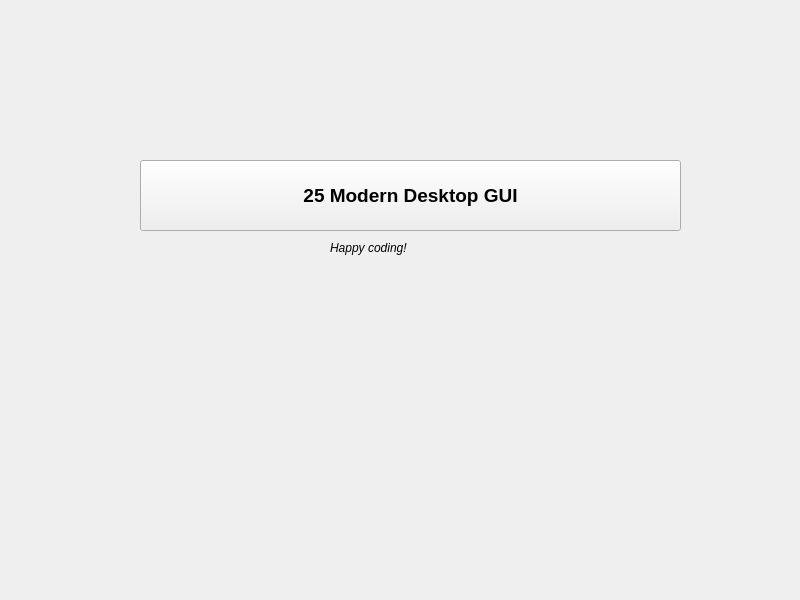
Above: designer pyside/generated-files/ui/new_QCustomQMainWindow.ui from La-Cuisine/Dungeon-Kitchen before the change. Below: the same form after it.
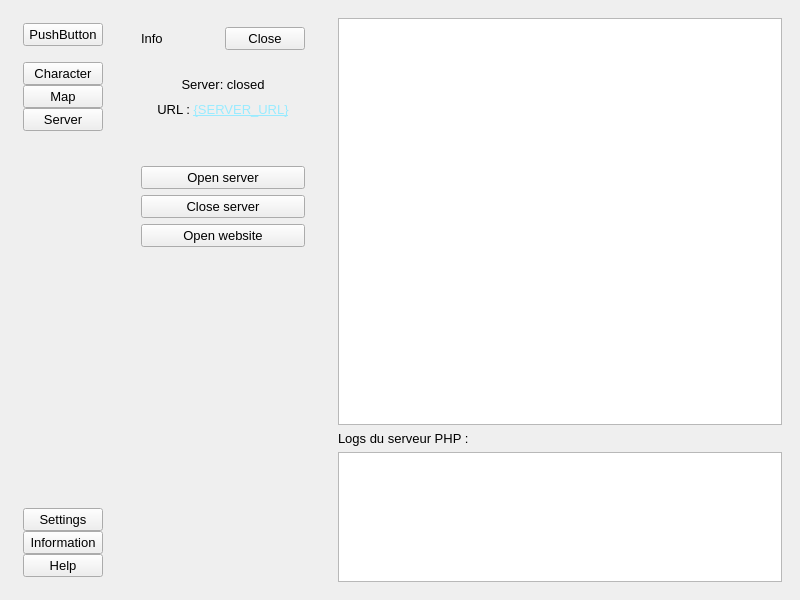
That is the form after the change. The open tabs and pages were chosen to show the change. Icons and pictures are not drawn. Custom widgets are drawn as their Qt base class.

What changed in the file:
```diff
--- a/designer pyside/generated-files/ui/new_QCustomQMainWindow.ui
+++ b/designer pyside/generated-files/ui/new_QCustomQMainWindow.ui
@@ -10,57 +10,526 @@
     <height>600</height>
    </rect>
   </property>
+  <property name="font">
+   <font>
+    <pointsize>10</pointsize>
+   </font>
+  </property>
   <property name="windowTitle">
    <string>Custom MainWindow</string>
   </property>
-  <widget class="QWidget" name="centralwidget">
-   <widget class="QPushButton" name="pushButton">
-    <property name="geometry">
-     <rect>
-      <x>140</x>
-      <y>160</y>
-      <width>541</width>
-      <height>71</height>
-     </rect>
-    </property>
-    <property name="font">
-     <font>
-      <pointsize>14</pointsize>
-      <bold>true</bold>
-     </font>
-    </property>
-    <property name="text">
-     <string>25 Modern Desktop GUI</string>
-    </property>
-    <property name="icon">
-     <iconset>
-      <normaloff>:/font_awesome_brands/icons/font_awesome/brands/buffer.png</normaloff>:/font_awesome_brands/icons/font_awesome/brands/buffer.png</iconset>
-    </property>
-    <property name="iconSize">
-     <size>
-      <width>32</width>
-      <height>32</height>
-     </size>
-    </property>
-   </widget>
-   <widget class="QLabel" name="label">
-    <property name="geometry">
-     <rect>
-      <x>330</x>
-      <y>240</y>
-      <width>131</width>
-      <height>16</height>
-     </rect>
-    </property>
-    <property name="font">
-     <font>
-      <italic>true</italic>
-     </font>
-    </property>
-    <property name="text">
-     <string>Happy coding!</string>
-    </property>
-   </widget>
+  <widget class="QWidget" name="central_widget">
+   <layout class="QHBoxLayout" name="horizontalLayout">
+    <item alignment="Qt::AlignmentFlag::AlignLeft">
+     <widget class="QWidget" name="sidebar" native="true">
+      <property name="maximumSize">
+       <size>
+        <width>150</width>
+        <height>16777215</height>
+       </size>
+      </property>
+      <layout class="QVBoxLayout" name="verticalLayout">
+       <item alignment="Qt::AlignmentFlag::AlignLeft|Qt::AlignmentFlag::AlignTop">
+        <widget class="QWidget" name="widget_2" native="true">
+         <layout class="QVBoxLayout" name="verticalLayout_2">
+          <property name="leftMargin">
+           <number>5</number>
+          </property>
+          <property name="topMargin">
+           <number>5</number>
+          </property>
+          <property name="rightMargin">
+           <number>5</number>
+          </property>
+          <property name="bottomMargin">
+           <number>5</number>
+          </property>
+          <item>
+           <widget class="QPushButton" name="open_info_menu_btn">
+            <property name="autoFillBackground">
+             <bool>true</bool>
+            </property>
+            <property name="text">
+             <string>PushButton</string>
+            </property>
+           </widget>
+          </item>
+         </layout>
+        </widget>
+       </item>
+       <item alignment="Qt::AlignmentFlag::AlignLeft|Qt::AlignmentFlag::AlignTop">
+        <widget class="QWidget" name="widget_3" native="true">
+         <layout class="QVBoxLayout" name="verticalLayout_4">
+          <property name="spacing">
+           <number>0</number>
+          </property>
+          <property name="leftMargin">
+           <number>5</number>
+          </property>
+          <property name="topMargin">
+           <number>5</number>
+          </property>
+          <property name="rightMargin">
+           <number>5</number>
+          </property>
+          <property name="bottomMargin">
+           <number>5</number>
+          </property>
+          <item>
+           <widget class="QPushButton" name="character_btn">
+            <property name="autoFillBackground">
+             <bool>true</bool>
+            </property>
+            <property name="text">
+             <string>Character</string>
+            </property>
+           </widget>
+          </item>
+          <item>
+           <widget class="QPushButton" name="map_btn">
+            <property name="autoFillBackground">
+             <bool>true</bool>
+            </property>
+            <property name="text">
+             <string>Map</string>
+            </property>
+           </widget>
+          </item>
+          <item>
+           <widget class="QPushButton" name="server_btn">
+            <property name="autoFillBackground">
+             <bool>true</bool>
+            </property>
+            <property name="text">
+             <string>Server</string>
+            </property>
+           </widget>
+          </item>
+         </layout>
+        </widget>
+       </item>
+       <item>
+        <spacer name="verticalSpacer">
+         <property name="orientation">
+          <enum>Qt::Orientation::Vertical</enum>
+         </property>
+         <property name="sizeHint" stdset="0">
+          <size>
+           <width>20</width>
+           <height>40</height>
+          </size>
+         </property>
+        </spacer>
+       </item>
+       <item alignment="Qt::AlignmentFlag::AlignLeft|Qt::AlignmentFlag::AlignBottom">
+        <widget class="QWidget" name="widget" native="true">
+         <layout class="QVBoxLayout" name="verticalLayout_3">
+          <property name="spacing">
+           <number>0</number>
+          </property>
+          <property name="leftMargin">
+           <number>5</number>
+          </property>
+          <property name="topMargin">
+           <number>5</number>
+          </property>
+          <property name="rightMargin">
+           <number>5</number>
+          </property>
+          <property name="bottomMargin">
+           <number>5</number>
+          </property>
+          <item>
+           <widget class="QPushButton" name="settings_btn">
+            <property name="autoFillBackground">
+             <bool>true</bool>
+            </property>
+            <property name="text">
+             <string>Settings</string>
+            </property>
+           </widget>
+          </item>
+          <item>
+           <widget class="QPushButton" name="information_btn">
+            <property name="autoFillBackground">
+             <bool>true</bool>
+            </property>
+            <property name="text">
+             <string>Information</string>
+            </property>
+           </widget>
+          </item>
+          <item>
+           <widget class="QPushButton" name="help_btn">
+            <property name="autoFillBackground">
+             <bool>true</bool>
+            </property>
+            <property name="text">
+             <string>Help</string>
+            </property>
+           </widget>
+          </item>
+         </layout>
+        </widget>
+       </item>
+      </layout>
+     </widget>
+    </item>
+    <item>
+     <widget class="QWidget" name="center_menu" native="true">
+      <property name="minimumSize">
+       <size>
+        <width>200</width>
+        <height>200</height>
+       </size>
+      </property>
+      <property name="maximumSize">
+       <size>
+        <width>200</width>
+        <height>16777215</height>
+       </size>
+      </property>
+      <property name="autoFillBackground">
+       <bool>false</bool>
+      </property>
+      <layout class="QVBoxLayout" name="verticalLayout_5">
+       <item>
+        <widget class="QWidget" name="center_menu_top" native="true">
+         <property name="maximumSize">
+          <size>
+           <width>200</width>
+           <height>16777215</height>
+          </size>
+         </property>
+         <property name="autoFillBackground">
+          <bool>false</bool>
+         </property>
+         <layout class="QHBoxLayout" name="horizontalLayout_2">
+          <item>
+           <widget class="QLabel" name="center_menu_top_label">
+            <property name="text">
+             <string>Info</string>
+            </property>
+           </widget>
+          </item>
+          <item>
+           <widget class="QPushButton" name="close_infomenu_btn">
+            <property name="autoFillBackground">
+             <bool>true</bool>
+            </property>
+            <property name="text">
+             <string>Close</string>
+            </property>
+           </widget>
+          </item>
+         </layout>
+        </widget>
+       </item>
+       <item>
+        <widget class="QStackedWidget" name="stacked_widget">
+         <property name="sizePolicy">
+          <sizepolicy hsizetype="Preferred" vsizetype="Preferred">
+           <horstretch>0</horstretch>
+           <verstretch>0</verstretch>
+          </sizepolicy>
+         </property>
+         <property name="autoFillBackground">
+          <bool>true</bool>
+         </property>
+         <property name="currentIndex">
+          <number>0</number>
+         </property>
+         <widget class="QWidget" name="settings_menu">
+          <layout class="QVBoxLayout" name="verticalLayout_6">
+           <item>
+            <spacer name="verticalSpacer_2">
+             <property name="orientation">
+              <enum>Qt::Orientation::Vertical</enum>
+             </property>
+             <property name="sizeHint" stdset="0">
+              <size>
+               <width>20</width>
+               <height>40</height>
+              </size>
+             </property>
+            </spacer>
+           </item>
+           <item alignment="Qt::AlignmentFlag::AlignVCenter">
+            <widget class="QWidget" name="widget_4" native="true">
+             <layout class="QVBoxLayout" name="verticalLayout_7">
+              <item>
+               <widget class="QLabel" name="settings_menu_label">
+                <property name="text">
+                 <string>Settings</string>
+                </property>
+                <property name="alignment">
+                 <set>Qt::AlignmentFlag::AlignCenter</set>
+                </property>
+               </widget>
+              </item>
+              <item>
+               <widget class="QFrame" name="frame">
+                <property name="frameShape">
+                 <enum>QFrame::Shape::StyledPanel</enum>
+                </property>
+                <property name="frameShadow">
+                 <enum>QFrame::Shadow::Raised</enum>
+                </property>
+                <layout class="QHBoxLayout" name="horizontalLayout_3">
+                 <item>
+                  <widget class="QLabel" name="theme_menu_label">
+                   <property name="text">
+                    <string>Theme</string>
+                   </property>
+                  </widget>
+                 </item>
+                 <item>
+                  <widget class="QComboBox" name="theme_list" />
+                 </item>
+                </layout>
+               </widget>
+              </item>
+             </layout>
+            </widget>
+           </item>
+           <item>
+            <spacer name="verticalSpacer_3">
+             <property name="orientation">
+              <enum>Qt::Orientation::Vertical</enum>
+             </property>
+             <property name="sizeHint" stdset="0">
+              <size>
+               <width>20</width>
+               <height>40</height>
+              </size>
+             </property>
+            </spacer>
+           </item>
+          </layout>
+         </widget>
+         <widget class="QWidget" name="character_menu">
+          <layout class="QVBoxLayout" name="verticalLayout_12">
+           <item alignment="Qt::AlignmentFlag::AlignTop">
+            <widget class="QLabel" name="character_menu_label">
+             <property name="text">
+              <string>Character</string>
+             </property>
+             <property name="alignment">
+              <set>Qt::AlignmentFlag::AlignCenter</set>
+             </property>
+            </widget>
+           </item>
+           <item>
+            <widget class="QTextEdit" name="character_menu_textbox">
+             <property name="readOnly">
+              <bool>true</bool>
+             </property>
+            </widget>
+           </item>
+          </layout>
+         </widget>
+         <widget class="QWidget" name="map_menu">
+          <layout class="QVBoxLayout" name="verticalLayout_13">
+           <item alignment="Qt::AlignmentFlag::AlignTop">
+            <widget class="QLabel" name="map_menu_label">
+             <property name="text">
+              <string>Map tools ?</string>
+             </property>
+             <property name="alignment">
+              <set>Qt::AlignmentFlag::AlignCenter</set>
+             </property>
+            </widget>
+           </item>
+          </layout>
+         </widget>
+         <widget class="QWidget" name="server_menu">
+          <layout class="QVBoxLayout" name="verticalLayout_11">
+           <item>
+            <widget class="QLabel" name="server_state_label">
+             <property name="minimumSize">
+              <size>
+               <width>0</width>
+               <height>20</height>
+              </size>
+             </property>
+             <property name="maximumSize">
+              <size>
+               <width>16777215</width>
+               <height>20</height>
+              </size>
+             </property>
+             <property name="text">
+              <string>Server: closed</string>
+             </property>
+             <property name="alignment">
+              <set>Qt::AlignmentFlag::AlignCenter</set>
+             </property>
+            </widget>
+           </item>
+           <item>
+            <widget class="QLabel" name="url_link_label">
+             <property name="minimumSize">
+              <size>
+               <width>0</width>
+               <height>20</height>
+              </size>
+             </property>
+             <property name="maximumSize">
+              <size>
+               <width>16777215</width>
+               <height>20</height>
+              </size>
+             </property>
+             <property name="text">
+              <string>&lt;html&gt;&lt;head/&gt;&lt;body&gt;&lt;p&gt;URL : &lt;a href="{SERVER_URL}"&gt;&lt;span style=" text-decoration: underline; color:#99ebff;"&gt;{SERVER_URL}&lt;/span&gt;&lt;/a&gt;&lt;/p&gt;&lt;/body&gt;&lt;/html&gt;</string>
+             </property>
+             <property name="scaledContents">
+              <bool>false</bool>
+             </property>
+             <property name="alignment">
+              <set>Qt::AlignmentFlag::AlignCenter</set>
+             </property>
+             <property name="openExternalLinks">
+              <bool>true</bool>
+             </property>
+            </widget>
+           </item>
+           <item>
+            <spacer name="verticalSpacer_5">
+             <property name="orientation">
+              <enum>Qt::Orientation::Vertical</enum>
+             </property>
+             <property name="sizeType">
+              <enum>QSizePolicy::Policy::Minimum</enum>
+             </property>
+             <property name="sizeHint" stdset="0">
+              <size>
+               <width>20</width>
+               <height>40</height>
+              </size>
+             </property>
+            </spacer>
+           </item>
+           <item>
+            <widget class="QPushButton" name="open_server_btn">
+             <property name="text">
+              <string>Open server</string>
+             </property>
+             <property name="checkable">
+              <bool>false</bool>
+             </property>
+            </widget>
+           </item>
+           <item>
+            <widget class="QPushButton" name="close_server_btn">
+             <property name="text">
+              <string>Close server</string>
+             </property>
+             <property name="checkable">
+              <bool>false</bool>
+             </property>
+             <property name="checked">
+              <bool>false</bool>
+             </property>
+            </widget>
+           </item>
+           <item>
+            <widget class="QPushButton" name="open_website_btn">
+             <property name="text">
+              <string>Open website</string>
+             </property>
+            </widget>
+           </item>
+           <item>
+            <spacer name="verticalSpacer_4">
+             <property name="orientation">
+              <enum>Qt::Orientation::Vertical</enum>
+             </property>
+             <property name="sizeHint" stdset="0">
+              <size>
+               <width>20</width>
+               <height>40</height>
+              </size>
+             </property>
+            </spacer>
+           </item>
+          </layout>
+         </widget>
+         <widget class="QWidget" name="information_menu">
+          <layout class="QVBoxLayout" name="verticalLayout_8">
+           <item alignment="Qt::AlignmentFlag::AlignVCenter">
+            <widget class="QLabel" name="information_menu_label">
+             <property name="text">
+              <string>Information</string>
+             </property>
+             <property name="alignment">
+              <set>Qt::AlignmentFlag::AlignCenter</set>
+             </property>
+            </widget>
+           </item>
+          </layout>
+         </widget>
+         <widget class="QWidget" name="help_menu">
+          <layout class="QVBoxLayout" name="verticalLayout_9">
+           <item alignment="Qt::AlignmentFlag::AlignVCenter">
+            <widget class="QLabel" name="help_menu_label">
+             <property name="text">
+              <string>Help</string>
+             </property>
+             <property name="alignment">
+              <set>Qt::AlignmentFlag::AlignCenter</set>
+             </property>
+            </widget>
+           </item>
+          </layout>
+         </widget>
+        </widget>
+       </item>
+      </layout>
+     </widget>
+    </item>
+    <item>
+     <widget class="QWidget" name="main_body" native="true">
+      <property name="sizePolicy">
+       <sizepolicy hsizetype="Expanding" vsizetype="Preferred">
+        <horstretch>0</horstretch>
+        <verstretch>0</verstretch>
+       </sizepolicy>
+      </property>
+      <layout class="QVBoxLayout" name="verticalLayout_10">
+       <item>
+        <widget class="QGraphicsView" name="graphicsView" />
+       </item>
+       <item>
+        <widget class="QLabel" name="label">
+         <property name="text">
+          <string>Logs du serveur PHP :</string>
+         </property>
+        </widget>
+       </item>
+       <item>
+        <widget class="QTextEdit" name="log_view">
+         <property name="sizePolicy">
+          <sizepolicy hsizetype="Expanding" vsizetype="Maximum">
+           <horstretch>0</horstretch>
+           <verstretch>0</verstretch>
+          </sizepolicy>
+         </property>
+         <property name="maximumSize">
+          <size>
+           <width>16777215</width>
+           <height>130</height>
+          </size>
+         </property>
+         <property name="readOnly">
+          <bool>true</bool>
+         </property>
+        </widget>
+       </item>
+      </layout>
+     </widget>
+    </item>
+   </layout>
   </widget>
  </widget>
  <customwidgets>
```
